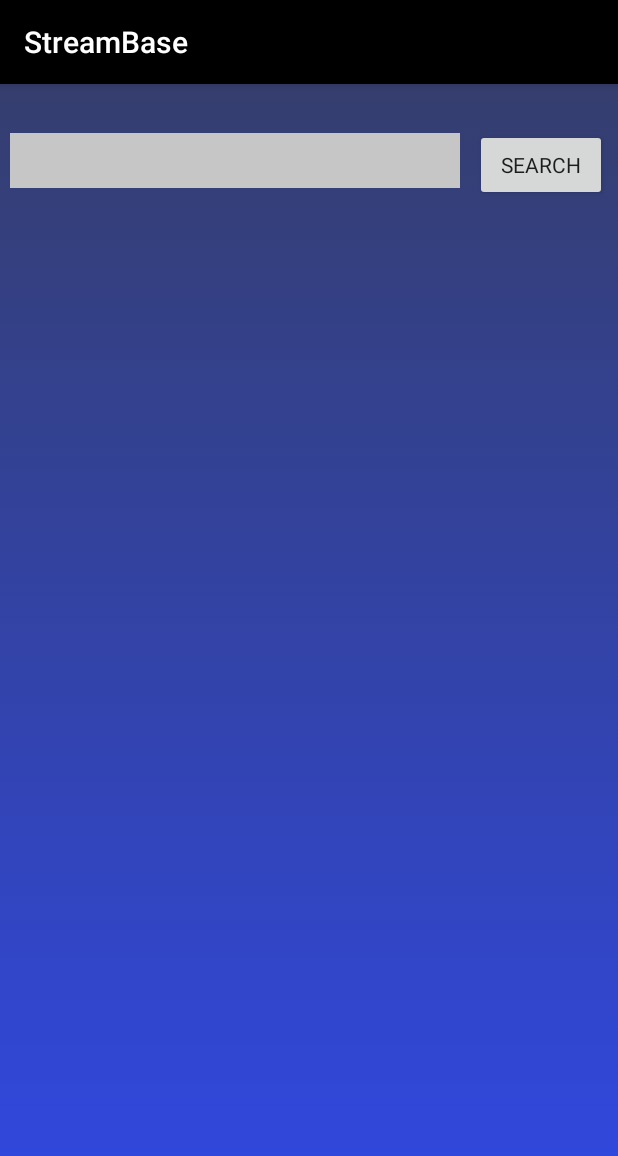
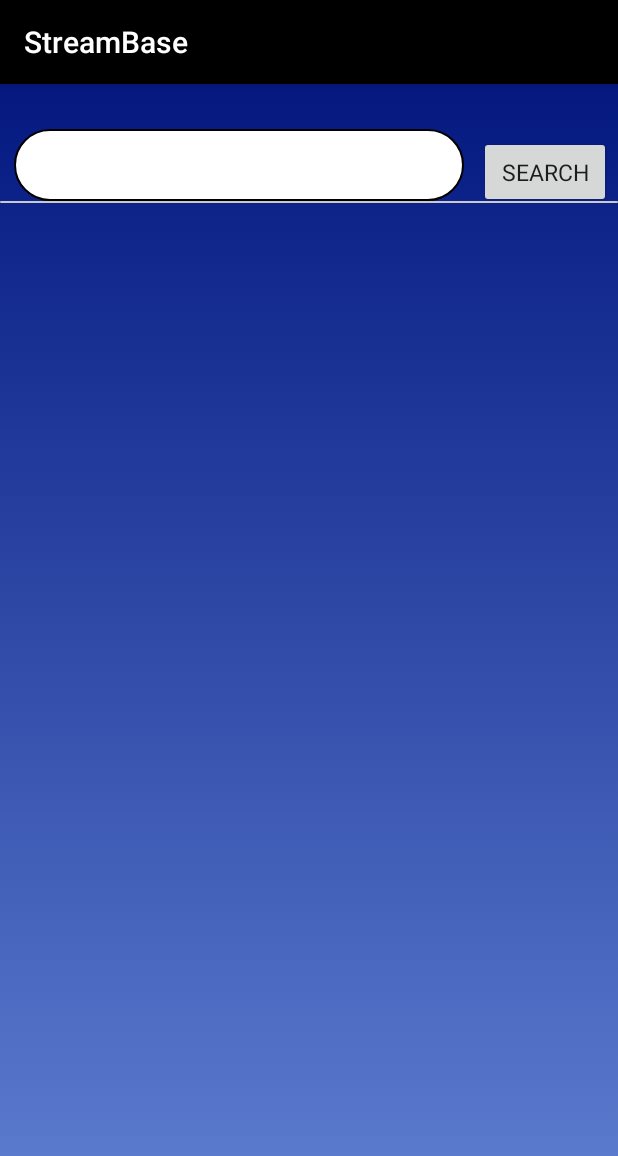
Before and after one commit to Aakash006/StreamBase, an Android app: the SearchActivity screen opened directly, with no data from a screen before it, on a phone screen of 412 x 824 dp. Shown: the top 1156 px of the screen. Run offline under Robolectric (Android 15) with nearby library versions, the phone set to English and light mode, and no system bars; our stand-ins replace Volley; Roboto replaces fonts that are not available here.

Commit message:
added styling stuff

```diff
--- a/app/src/main/res/drawable/background.xml
+++ b/app/src/main/res/drawable/background.xml
@@ -5,8 +5,8 @@
             <gradient
                 android:angle="90"
                 android:type="linear"
-                android:startColor="#3048E4"
-                android:endColor="#353E6E"
+                android:startColor="#6081D3"
+                android:endColor="#041880"
             />
         </shape>
     </item>
--- /dev/null
+++ b/app/src/main/res/drawable/search_bar.xml
@@ -0,0 +1,12 @@
+<?xml version="1.0" encoding="utf-8"?>
+<shape xmlns:tools="http://schemas.android.com/tools" xmlns:android="http://schemas.android.com/apk/res/android" tools:ignore="StateListReachable"
+    android:shape="rectangle">
+    <solid android:color="#ffffff" />
+    <stroke android:width="1dp" android:color="#000000" />
+    <corners android:radius="25dp" />
+    <padding
+        android:left="1dp"
+        android:right="1dp"
+        android:bottom="1dp"
+        android:top="1dp" />
+</shape>
--- /dev/null
+++ b/app/src/main/res/drawable/search_results.xml
@@ -0,0 +1,11 @@
+<?xml version="1.0" encoding="utf-8"?>
+<shape xmlns:tools="http://schemas.android.com/tools" xmlns:android="http://schemas.android.com/apk/res/android" tools:ignore="StateListReachable"
+    android:shape="rectangle">
+    <solid android:color="#CACACA" />
+    <corners android:radius="10dp" />
+    <padding
+        android:left="1dp"
+        android:right="1dp"
+        android:bottom="1dp"
+        android:top="1dp" />
+</shape>
--- a/app/src/main/res/layout/media_info_activity.xml
+++ b/app/src/main/res/layout/media_info_activity.xml
@@ -15,6 +15,7 @@
             android:layout_marginTop="20dp"
             android:fontFamily="@font/palanquin_dark"
             android:textColor="#000000"
+            android:background="@drawable/rounded_corner"
             android:textSize="30sp" />
 
         <ImageView
@@ -28,6 +29,7 @@
         <ListView
             android:layout_width="wrap_content"
             android:layout_height="wrap_content"
+            android:layout_marginTop="30dp"
             android:layout_gravity="center_horizontal"
             android:id="@+id/services"/>
 </LinearLayout>
--- a/app/src/main/res/layout/search_activity.xml
+++ b/app/src/main/res/layout/search_activity.xml
@@ -17,23 +17,27 @@
             android:id="@+id/search"
             android:layout_width="300dp"
             android:layout_height="wrap_content"
-            android:background="#c6c6c6"
+            android:background="@drawable/search_bar"
             android:fontFamily="@font/palanquin_regular"
-            android:paddingLeft="10sp"
-            android:textSize="20sp" />
+            android:layout_marginLeft="5dp"
+            android:paddingLeft="20sp"
+            android:textSize="25sp" />
 
         <Button
             android:id="@+id/searchBtn"
             android:layout_width="wrap_content"
             android:layout_height="wrap_content"
             android:layout_marginLeft="10dp"
+            android:textSize="15sp"
             android:fontFamily="@font/palanquin_dark"
             android:text="Search" />
 
     </LinearLayout>
+
     <ListView
         android:layout_width="wrap_content"
         android:layout_height="wrap_content"
+        android:background="@drawable/search_results"
         android:id="@+id/listOfResults"/>
 
 </LinearLayout>
```
Also changed, not shown: app/src/main/res/drawable/rounded_corner.xml (added, +12 -0 lines), app/src/main/res/layout/activity_main.xml (+8 -3 lines).
